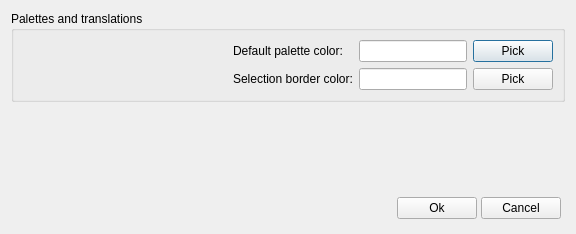
Qt form source/settingsdialog.ui (diasurgical/d1-graphics-tool) before a commit.
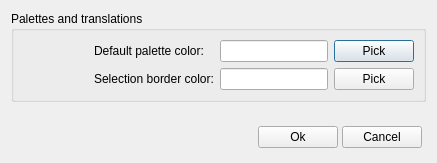
The same form after that commit.

```diff
--- a/source/settingsdialog.ui
+++ b/source/settingsdialog.ui
@@ -6,8 +6,8 @@
    <rect>
     <x>0</x>
     <y>0</y>
-    <width>576</width>
-    <height>234</height>
+    <width>437</width>
+    <height>163</height>
    </rect>
   </property>
   <property name="windowTitle">
```
